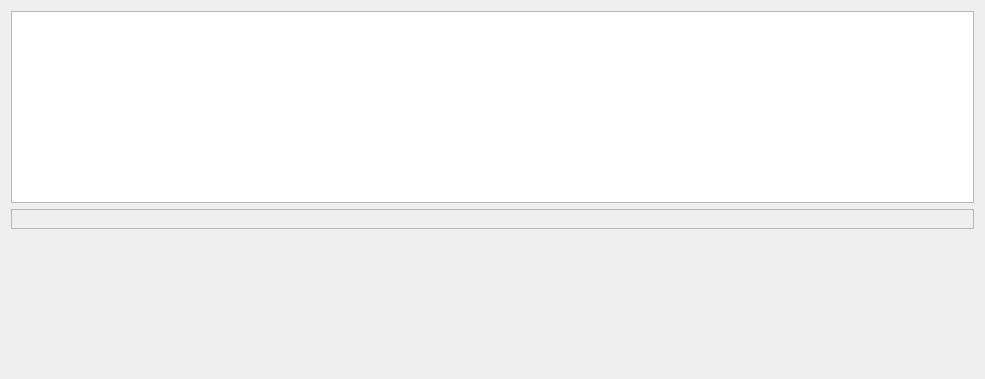
The window that src/boards/etc/eos/ui/eosform.ui (CoffeeCoder1/universal-focus-remote) describes before a commit, drawn with Qt 5; both pictures show x 0 to 985 and y 0 to 379 of the 985 by 647 pixel window.
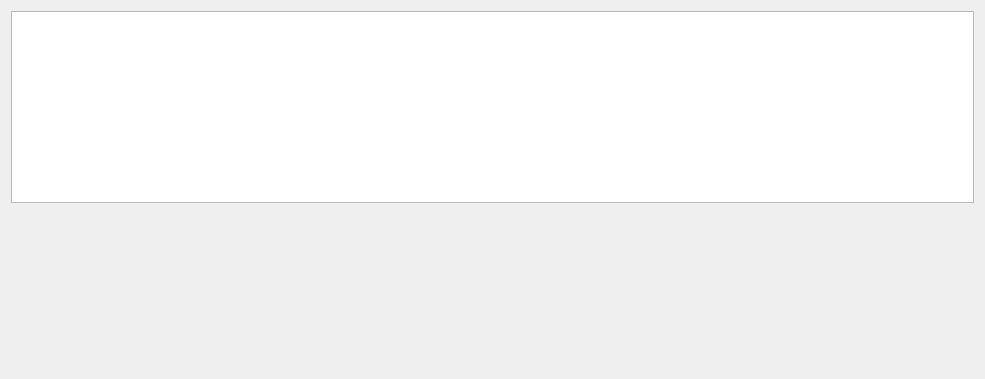
The same window after the commit.

Commit message:
Switch to a QTabWidget for panel switching
It's kinda designed for this. Also we show the patch panel now.

Patch:
```diff
--- a/src/boards/etc/eos/ui/eosform.ui
+++ b/src/boards/etc/eos/ui/eosform.ui
@@ -46,17 +46,6 @@
      </property>
     </widget>
    </item>
-   <item>
-    <widget class="QFrame" name="tabArea">
-     <property name="frameShape">
-      <enum>QFrame::Shape::StyledPanel</enum>
-     </property>
-     <property name="frameShadow">
-      <enum>QFrame::Shadow::Raised</enum>
-     </property>
-     <layout class="QHBoxLayout" name="horizontalLayout_2"/>
-    </widget>
-   </item>
    <item>
     <spacer name="verticalSpacer">
      <property name="orientation">
```
The commit also changes 2 other files.
